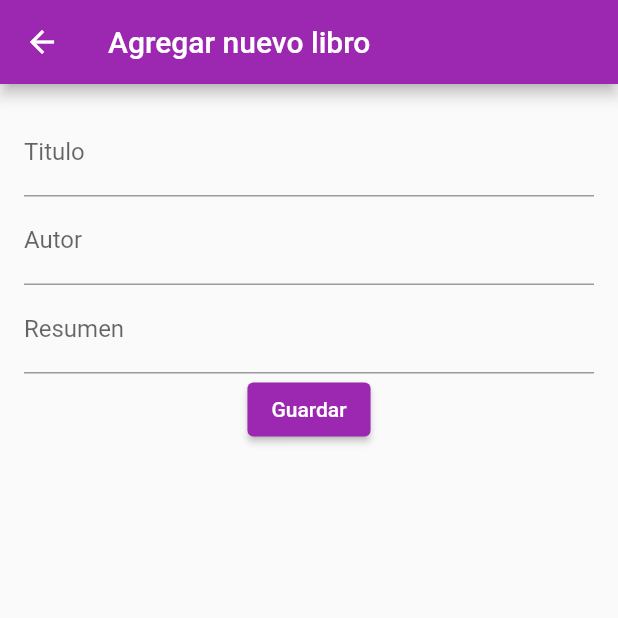
After one commit to ruvima/booksy_app, a Flutter app: the screen it shows after launch, item 3 of the bottom bar chosen, after a tap on "Agregar nuevo libro", on a phone screen of 412 x 824 dp, the top half of it. The commit adds this screen. Run offline on Flutter 3.47's test engine with Material 2 defaults, Android fonts, the phone set to English and light mode, and no system bars; our stand-ins replace cloud_firestore, firebase_core, flutter_bloc; accounts and stored records are empty.

Commit message:
add books to firebase

```diff
--- /dev/null
+++ b/lib/add_book/add_book_screen.dart
@@ -0,0 +1,105 @@
+import 'package:booksy_app/services/book_service.dart';
+import 'package:booksy_app/state.dart';
+import 'package:flutter/material.dart';
+import 'package:flutter_bloc/flutter_bloc.dart';
+
+class AddBookScreen extends StatelessWidget {
+  const AddBookScreen({Key? key}) : super(key: key);
+
+  @override
+  Widget build(BuildContext context) {
+    return Scaffold(
+      appBar: AppBar(
+        title: const Text('Agregar nuevo libro'),
+      ),
+      body: AddBookForm(),
+    );
+  }
+}
+
+class AddBookForm extends StatefulWidget {
+  const AddBookForm({Key? key}) : super(key: key);
+
+  @override
+  State<AddBookForm> createState() => _AddBookFormState();
+}
+
+class _AddBookFormState extends State<AddBookForm> {
+  final titleFieldController = TextEditingController();
+  final authorFieldController = TextEditingController();
+  final summaryFieldController = TextEditingController();
+
+  final _formKey = GlobalKey<FormState>();
+  bool _savingBook = false;
+
+  @override
+  Widget build(BuildContext context) {
+    if (_savingBook) {
+      return const Center(child: CircularProgressIndicator());
+    }
+    return Form(
+      key: _formKey,
+      child: Padding(
+        padding: const EdgeInsets.all(16.0),
+        child: Column(children: [
+          TextFormField(
+            controller: titleFieldController,
+            decoration: const InputDecoration(
+              border: UnderlineInputBorder(),
+              labelText: 'Titulo',
+            ),
+            validator: (value) {
+              if (value == null || value.isEmpty) {
+                return 'Por favor ingresa el titulo';
+              }
+              return null;
+            },
+          ),
+          TextFormField(
+            controller: authorFieldController,
+            decoration: const InputDecoration(
+              border: UnderlineInputBorder(),
+              labelText: 'Autor',
+            ),
+            validator: (value) {
+              if (value == null || value.isEmpty) {
+                return 'Por favor ingresa el autor';
+              }
+              return null;
+            },
+          ),
+          TextFormField(
+            controller: summaryFieldController,
+            decoration: const InputDecoration(
+              border: UnderlineInputBorder(),
+              labelText: 'Resumen',
+            ),
+          ),
+          ElevatedButton(
+            onPressed: () {
+              if (_formKey.currentState!.validate()) {
+                _saveBook(context);
+              }
+            },
+            child: const Text('Guardar'),
+          ),
+        ]),
+      ),
+    );
+  }
+
+  void _saveBook(BuildContext context) async {
+    var title = titleFieldController.text;
+    var author = authorFieldController.text;
+    var summary = summaryFieldController.text;
+
+    setState(() {
+      _savingBook = true;
+    });
+    var newBookId = await BookService().saveBook(title, author, summary);
+    var bookshelfBloc = context.read<BookshelfBloc>();
+    bookshelfBloc.add(AddBookToBookShelf(newBookId));
+
+    Navigator.pop(context);
+  }
+}
--- a/lib/bookshelf/bookshelf_screen.dart
+++ b/lib/bookshelf/bookshelf_screen.dart
@@ -1,3 +1,4 @@
+import 'package:booksy_app/add_book/add_book_screen.dart';
 import 'package:booksy_app/book_details/book_details_screen.dart';
 import 'package:booksy_app/model/book.dart';
 import 'package:booksy_app/services/book_service.dart';
@@ -12,14 +13,50 @@
   Widget build(BuildContext context) {
     return BlocBuilder<BookshelfBloc, BookshelfState>(
       builder: (context, bookshelfState) {
-        if (bookshelfState.bookIds.isEmpty) {
-          return Center(
+        var emptyListWidget = Center(
           child: Text(
-              'Aún no tienes ningún libro en tu estante',
+            'Aun no tienes ningun libro en tu estante',
             style: Theme.of(context).textTheme.headline4,
+            textAlign: TextAlign.center,
+          ),
+        );
+        var mainWidget = bookshelfState.bookIds.isEmpty
+            ? emptyListWidget
+            : MyBooksGrid(bookshelfState.bookIds);
+
+        return Column(
+          children: [
+            Expanded(child: mainWidget),
+            ElevatedButton(
+              onPressed: () {
+                _navigateToAddNewBookScreen(context);
+              },
+              child: const Text('Agregar nuevo libro'),
+            ),
+          ],
+        );
+      },
+    );
+  }
+
+  void _navigateToAddNewBookScreen(BuildContext context) {
+    Navigator.push(
+      context,
+      MaterialPageRoute(
+        builder: (context) => const AddBookScreen(),
       ),
     );
   }
+}
+
+class MyBooksGrid extends StatelessWidget {
+  const MyBooksGrid(
+    this.booksIds, {
+    Key? key,
+  }) : super(key: key);
+  final List<String> booksIds;
+  @override
+  Widget build(BuildContext context) {
     return Container(
       margin: const EdgeInsets.all(16),
       child: GridView.builder(
@@ -29,13 +66,11 @@
           mainAxisSpacing: 10,
           childAspectRatio: 0.7,
         ),
-            itemCount: bookshelfState.bookIds.length,
+        itemCount: booksIds.length,
         itemBuilder: (context, index) {
-              return BookCoverItem(bookshelfState.bookIds[index]);
+          return BookCoverItem(booksIds[index]);
         },
       ),
-        );
-      },
     );
   }
 }
--- a/lib/home/home_screen.dart
+++ b/lib/home/home_screen.dart
@@ -108,7 +108,10 @@
               children: [
                 Padding(
                   padding: const EdgeInsets.symmetric(horizontal: 10),
-                  child: Image.asset(_book.coverUrl),
+                  child: Image.asset(
+                    _book.coverUrl,
+                    width: 100,
+                  ),
                 ),
                 Flexible(
                   child: Column(
--- a/lib/model/book.dart
+++ b/lib/model/book.dart
@@ -30,7 +30,9 @@
           json['name'] as String,
           json['author'] as String,
           json['summary'] as String,
-          json['coverUrl'] as String,
+          json.containsKey('coverUrl')
+              ? json['coverUrl'] as String
+              : 'assets/images/empty.png',
         );
 
   toJson() {
```
Also changed, not shown: lib/services/book_service.dart (+11 -0 lines), assets/images/empty.png (added). Lines whose indentation alone changed are shown as unchanged.
